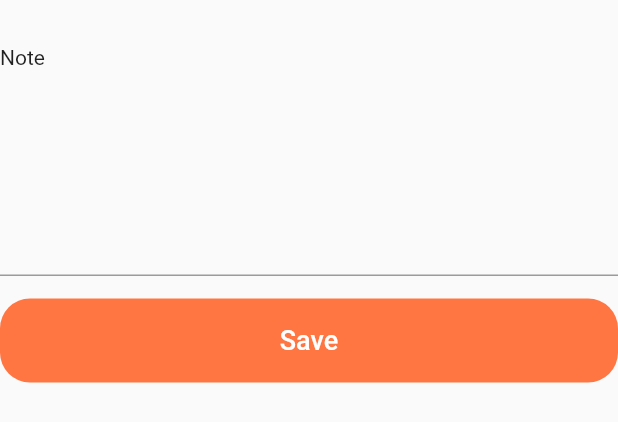
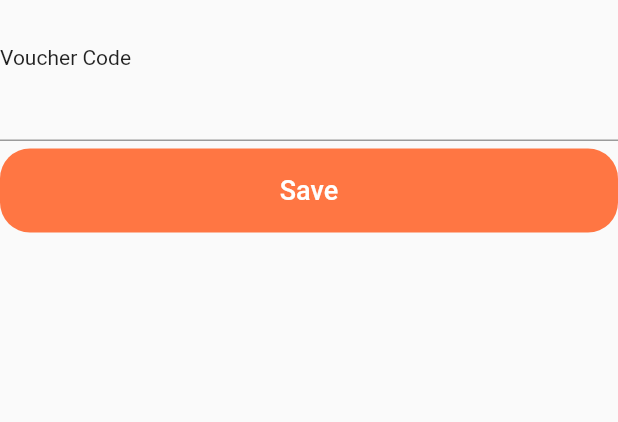
Before and after one commit to NguyenHungViCb/food-ordering-app, a Flutter app: the VoucherPage widget shown alone on an empty page, opened directly, on a phone screen of 412 x 824 dp. Shown: the top 422 px of the screen. Run offline on Flutter 3.47's test engine with Material 2 defaults, Android fonts, the phone set to English and light mode, and no system bars; our stand-ins replace carousel_slider, flutter_dotenv, flutter_secure_storage, flutter_svg; accounts and stored records are empty.

Commit message:
Add Voucher

```diff
--- a/app/lib/screens/cart/voucher/body.dart
+++ b/app/lib/screens/cart/voucher/body.dart
@@ -11,7 +11,7 @@ class Voucher extends StatelessWidget {
   @override
   Widget build(BuildContext context) {
     return SizedBox(
-      height: MediaQuery.of(context).size.height * 0.4,
+      height: MediaQuery.of(context).size.height * 0.3,
       child: Column(
         children: const [VoucherPage()],
       ),
--- a/app/lib/screens/cart/voucher/voucher_page.dart
+++ b/app/lib/screens/cart/voucher/voucher_page.dart
@@ -24,14 +24,13 @@ class VoucherPageState extends State<VoucherPage> {
                 crossAxisAlignment: CrossAxisAlignment.stretch,
                 children: [
                   const SizedBox(height: 30),
-                  Text("Note"),
+                  Text("Voucher Code"),
                   TextFormField(
-                    controller: noteController,
-                    minLines: 6, // any number you need (It works as the rows for the textarea)
+                    controller: noteController, // any number you need (It works as the rows for the textarea)
                     keyboardType: TextInputType.multiline,
                     maxLines: null,
                   ),
-                  const SizedBox(height: 15),
+                  const SizedBox(height: 5),
                   DefaultButton(
                     press:() {},
                     text: "Save",
```
